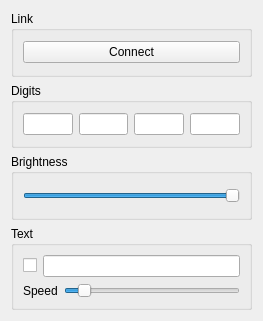
Above: host/gui/numled_main.ui from mauricetermeer/usbnumled before the change. Below: the same form after it.
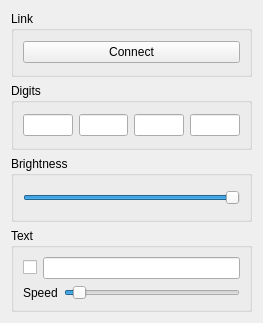
That is the form after the change.

```diff
--- a/host/gui/numled_main.ui
+++ b/host/gui/numled_main.ui
@@ -7,7 +7,7 @@
     <x>0</x>
     <y>0</y>
     <width>263</width>
-    <height>321</height>
+    <height>323</height>
    </rect>
   </property>
   <property name="windowTitle">
@@ -121,19 +121,19 @@
         <item>
          <widget class="QSlider" name="horizontalSliderSpeed">
           <property name="minimum">
-           <number>100</number>
+           <number>1</number>
           </property>
           <property name="maximum">
-           <number>2000</number>
+           <number>1000</number>
           </property>
           <property name="singleStep">
            <number>50</number>
           </property>
           <property name="pageStep">
-           <number>250</number>
+           <number>10</number>
           </property>
           <property name="value">
-           <number>250</number>
+           <number>50</number>
           </property>
           <property name="orientation">
            <enum>Qt::Horizontal</enum>
```
Left out of the diff: 2 changed lines with no effect on the pictures.
